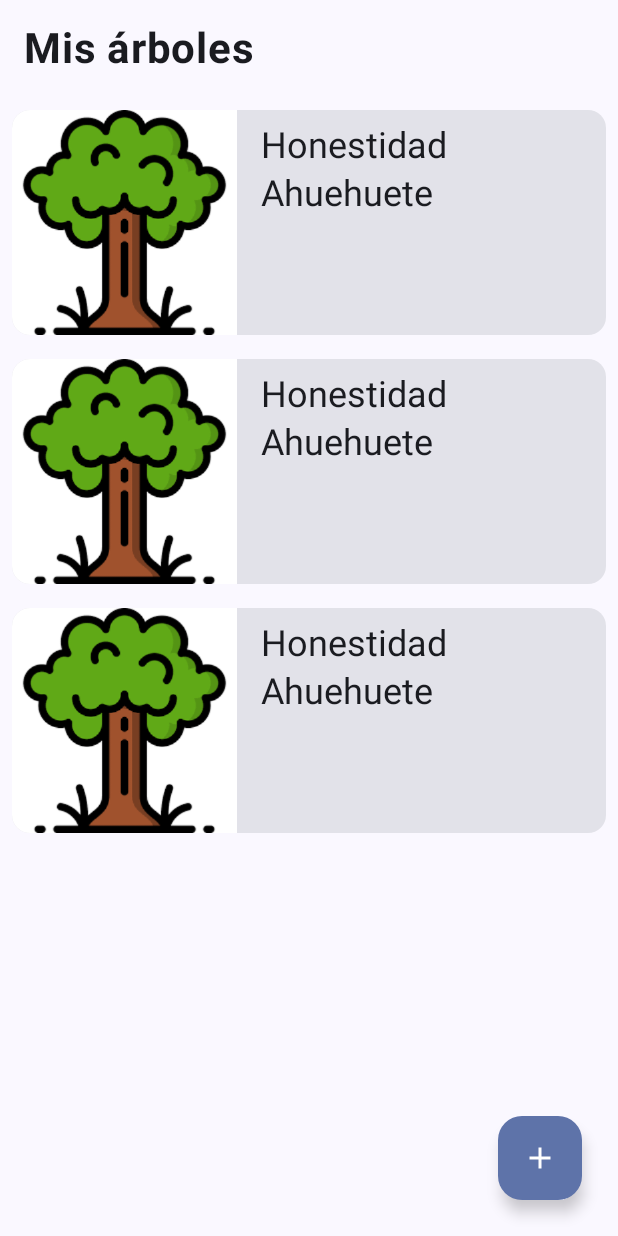
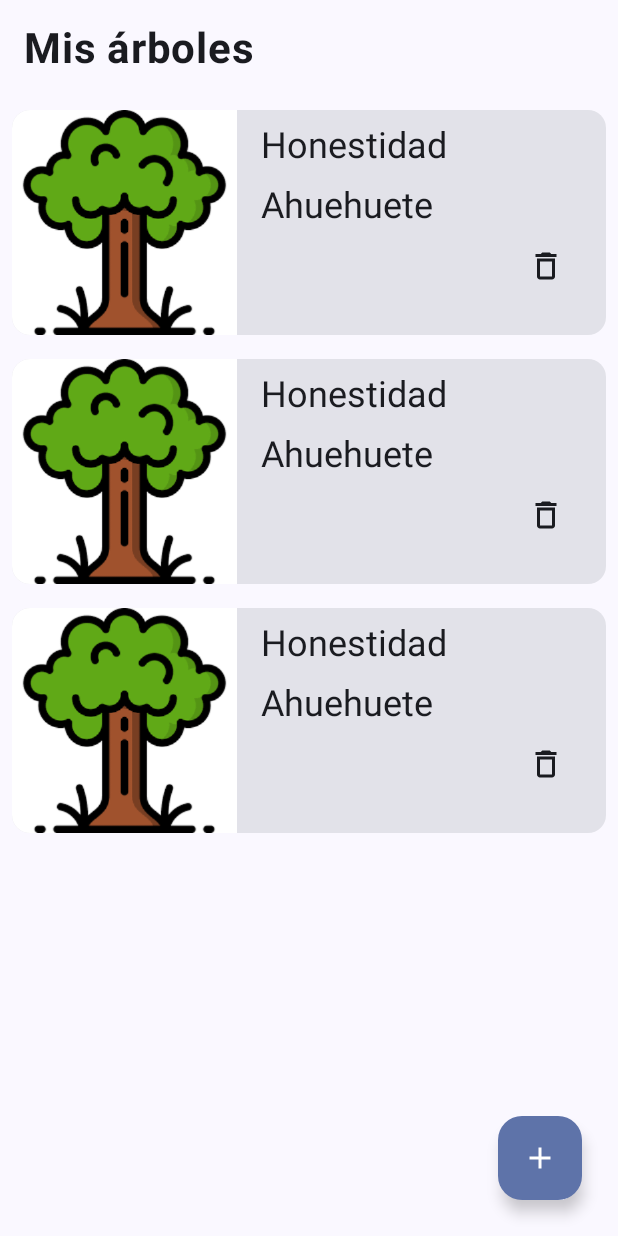
Before and after one commit to patyjs/Jetpack_UI_Adoptree, an Android app built with Jetpack Compose: the screen it shows after launch (MisArbolesActivity), on a phone screen of 412 x 824 dp. Run offline under Robolectric (Android 15) with nearby library versions, the light colour scheme and no system bars.

Commit message:
Agregando icono de eliminar y botón flotante

```diff
--- a/app/src/main/java/com/example/myapp/MisArbolesActivity.kt
+++ b/app/src/main/java/com/example/myapp/MisArbolesActivity.kt
@@ -5,8 +5,11 @@
 import androidx.activity.compose.setContent
 import androidx.compose.foundation.Image
 import androidx.compose.foundation.layout.Arrangement
+import androidx.compose.foundation.layout.Box
 import androidx.compose.foundation.layout.Column
 import androidx.compose.foundation.layout.Row
+import androidx.compose.foundation.layout.Spacer
+import androidx.compose.foundation.layout.fillMaxHeight
 import androidx.compose.foundation.layout.fillMaxSize
 import androidx.compose.foundation.layout.fillMaxWidth
 import androidx.compose.foundation.layout.height
@@ -19,6 +22,7 @@
 import androidx.compose.material3.Card
 import androidx.compose.material3.FloatingActionButton
 import androidx.compose.material3.Icon
+import androidx.compose.material3.IconButton
 import androidx.compose.material3.MaterialTheme
 import androidx.compose.material3.Surface
 import androidx.compose.material3.Text
@@ -59,7 +63,7 @@
         MisArbolesModel("Honestidad", "Ahuehuete",R.drawable.img),
     )
 
-    Column() {
+    Column {
         Text(
             text = "Mis árboles",
             fontSize = 28.sp,
@@ -93,7 +97,7 @@
 @Composable
 fun DrawCard(arbolData :MisArbolesModel, modifier: Modifier = Modifier) {
     Card(modifier = modifier) {
-        Row() {
+        Row {
             Image(
                 painter = painterResource(arbolData.ImageId),
                 contentDescription = "",
@@ -104,20 +108,39 @@
             )
             Column(modifier = Modifier
                 .fillMaxWidth()
+                .fillMaxHeight()
                 .padding(16.dp, 8.dp)) {
                 Text(
                     text = arbolData.ValorMoral,
                     modifier = Modifier,
                     style = MaterialTheme.typography.headlineSmall
                 )
+                Spacer(modifier = Modifier.height(8.dp))
                 Text(
                     text = arbolData.NombreArbol,
                     modifier = Modifier,
                     style = MaterialTheme.typography.headlineSmall
                 )
+
+                Column(
+                    modifier = Modifier
+                        .fillMaxSize()
+                        .padding(0.dp),
+                    verticalArrangement = Arrangement.Bottom,
+                    horizontalAlignment = Alignment.End
+                ){
+                    IconButton(
+                        modifier = Modifier,
+                        onClick = { })
+                    {
+                        Icon(
+                            painterResource(id = R.drawable.delete_24),
+                            contentDescription = null)
+                    }
+                }
             }
+        }
 
-        }
     }
 }
 
--- /dev/null
+++ b/app/src/main/res/drawable/delete_24.xml
@@ -0,0 +1,5 @@
+<vector android:height="24dp" android:tint="#000000"
+    android:viewportHeight="24" android:viewportWidth="24"
+    android:width="24dp" xmlns:android="http://schemas.android.com/apk/res/android">
+    <path android:fillColor="@android:color/white" android:pathData="M16,9v10H8V9h8m-1.5,-6h-5l-1,1H5v2h14V4h-3.5l-1,-1zM18,7H6v12c0,1.1 0.9,2 2,2h8c1.1,0 2,-0.9 2,-2V7z"/>
+</vector>
```
